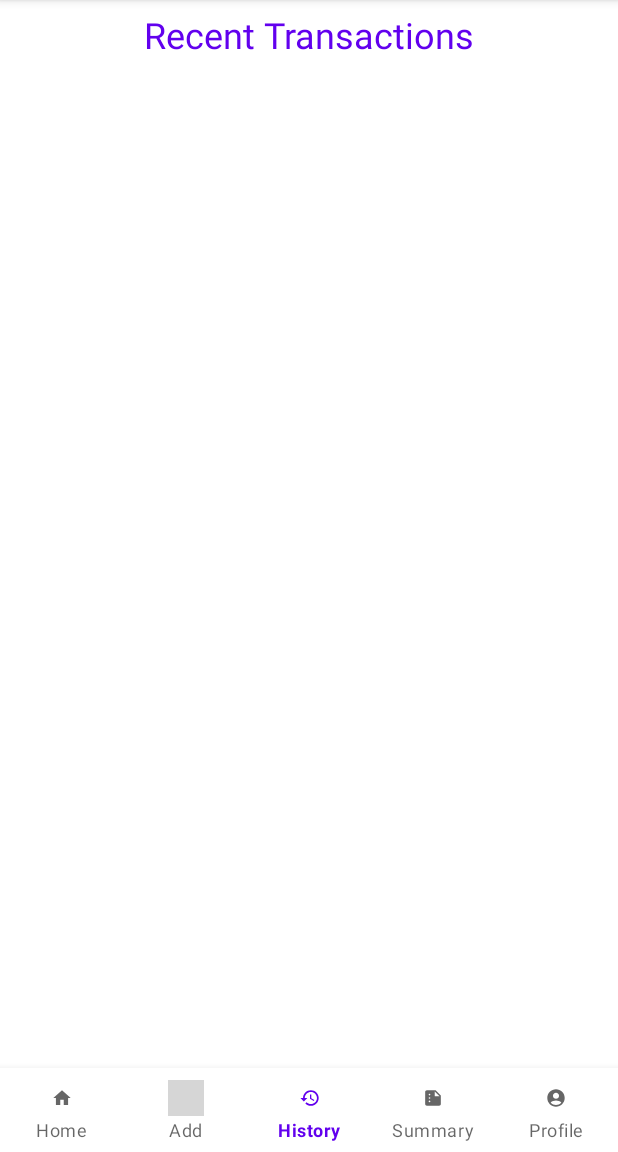
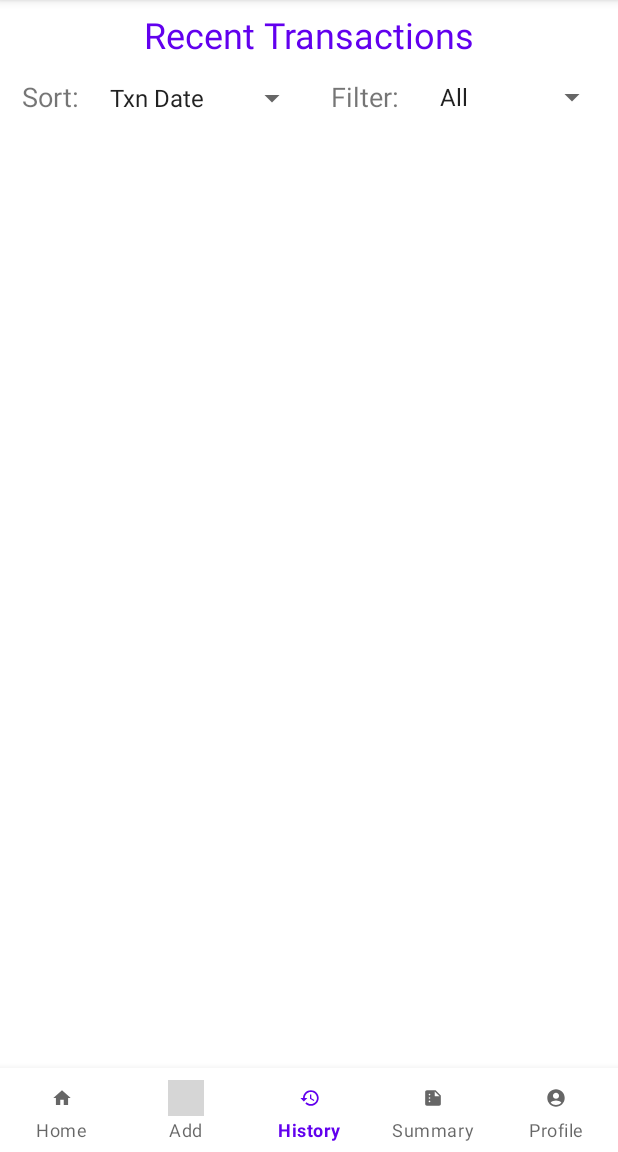
Before and after one commit to krishna143010/AndroidProject, an Android app: the MainActivity screen opened directly, with no data from a screen before it, item 3 of the bottom bar chosen, on a phone screen of 412 x 824 dp, the part 84-1236 px from its top. Run offline under Robolectric (Android 15) with nearby library versions, the light colour scheme and no system bars; grey boxes are pictures that could not be loaded.

Commit message:
filter,sor,date

```diff
--- a/app/src/main/java/com/example/myapplication/CallMainActivity.kt
+++ b/app/src/main/java/com/example/myapplication/CallMainActivity.kt
@@ -1,5 +1,6 @@
 package com.example.myapplication
-
+//krushna chinthada
+//it will take fmID and call the main activity with supplied arguments
 interface CallMainActivity {
     fun callMainActivity(fmId:Long)
 }
--- a/app/src/main/java/com/example/myapplication/CustomFilterAdapter.kt
+++ b/app/src/main/java/com/example/myapplication/CustomFilterAdapter.kt
@@ -35,7 +35,7 @@ class CustomFilterAdapter(
         }
         try {
             val city: NameAndId = getItem(position)
-            println("NameAndId List city.definition:"+city.definition)
+            //println("NameAndId List city.definition:"+city.definition)
 
             val cityAutoCompleteView = convertView!!.findViewById<View>(android.R.id.text1) as TextView
             cityAutoCompleteView.text = city.definition
@@ -54,6 +54,7 @@ class CustomFilterAdapter(
                     if (constraint != null) {
                         val citySuggestion: MutableList<NameAndId> = ArrayList()
                         for (city in allNameAndId) {
+                            //checks the contains
                             if (city.definition.toLowerCase().contains(constraint.toString().toLowerCase())
                             ) {
                                 citySuggestion.add(city)
--- a/app/src/main/java/com/example/myapplication/RecentTransactionRVFragment.kt
+++ b/app/src/main/java/com/example/myapplication/RecentTransactionRVFragment.kt
@@ -5,10 +5,12 @@ import android.os.Bundle
 import android.view.LayoutInflater
 import android.view.View
 import android.view.ViewGroup
+import android.widget.ArrayAdapter
+import android.widget.Spinner
 import androidx.fragment.app.Fragment
 import androidx.recyclerview.widget.LinearLayoutManager
 import androidx.recyclerview.widget.RecyclerView
-
+//Krushna Chinthada
 class RecentTransactionRVFragment : Fragment() {
     override fun onCreateView(
         inflater: LayoutInflater, container: ViewGroup?,
@@ -25,6 +27,21 @@ class RecentTransactionRVFragment : Fragment() {
 
         // getting the recyclerview by its id
         val recyclerview = view.findViewById<RecyclerView>(R.id.recyclerview)
+        val sortSpinner: Spinner = view.findViewById(R.id.sortBySpinnerView)
+        val filterSpinner: Spinner = view.findViewById(R.id.filterSpinnerView)
+        val dbAccessClass=DBAccessClass(this.requireContext())
+        val clientsList:MutableList<NameAndId> = dbAccessClass.getClientNames(sessionFMID?.toInt())
+        clientsList.add(0,NameAndId("All",""))
+        val adapterForClients = ArrayAdapter(this.requireContext(),android.R.layout.simple_spinner_item,clientsList.map { it.definition } /*filterArray.toArray()*/)
+        filterSpinner.adapter=adapterForClients
+        ArrayAdapter.createFromResource(
+            this.requireContext(),
+            R.array.sort_criteria,
+            android.R.layout.simple_spinner_item
+        ).also { adapter ->
+            adapter.setDropDownViewResource(android.R.layout.simple_spinner_dropdown_item)
+            sortSpinner.adapter = adapter
+        }
         // this creates a vertical layout Manager
         recyclerview.layoutManager = LinearLayoutManager(this.requireContext())
         val myDBHelper=DBAccessClass(this.requireContext())
@@ -32,19 +49,8 @@ class RecentTransactionRVFragment : Fragment() {
         for (item in txnList) {
             println("FM ID"+item.fmId)
         }
-        val adapter = CustomAdapter(txnList)
+        val adapter = CustomAdapter(txnList) //adapter
         // Setting the Adapter with the recyclerview
         recyclerview.adapter = adapter
-        fun refreshRV() {
-            // getting the recyclerview by its id
-            val recyclerview = requireView().findViewById<RecyclerView>(R.id.recyclerview)
-            // this creates a vertical layout Manager
-            recyclerview.layoutManager = LinearLayoutManager(this.requireContext())
-            val myDBHelper=DBAccessClass(this.requireContext())
-            val txnList:MutableList<GetTxnsDataClass> = myDBHelper.getTransactions(sessionFMID?.toInt())
-            val adapter = CustomAdapter(txnList)
-            // Setting the Adapter with the recyclerview
-            recyclerview.adapter = adapter
-        }
     }
 }
--- a/app/src/main/java/com/example/myapplication/SummaryFragment.kt
+++ b/app/src/main/java/com/example/myapplication/SummaryFragment.kt
@@ -33,8 +33,9 @@ class SummaryFragment : Fragment() {
         )
         val arrayAdapter: ArrayAdapter<String>*/
         for(netItem in netList){
-            println("Net Balances  Name:"+netItem.name+" inMoney"+netItem.inMoney+" out Money"+netItem.outMoney)
+            //println("Net Balances  Name:"+netItem.name+" inMoney"+netItem.inMoney+" out Money"+netItem.outMoney)
             if(netItem.name=="External"){
+                //If External it calculates for Net FM Aval Monay
                 totHoldingsTV.text="Total Holdings as of now is: "+(netItem.outMoney-netItem.inMoney)
             }else{
                 clientSummaryStringList.add("Client Name:"+netItem.name+" Amount: ₹"+(netItem.inMoney-netItem.outMoney))
--- a/app/src/main/res/layout/fragment_recent_transaction_r_v.xml
+++ b/app/src/main/res/layout/fragment_recent_transaction_r_v.xml
@@ -15,6 +15,36 @@
         android:layout_gravity="center"
         android:textSize="24dp" />
 
+    <LinearLayout
+        android:layout_width="match_parent"
+        android:layout_height="wrap_content"
+        android:orientation="horizontal">
+        <TextView
+            android:layout_width="60dp"
+            android:layout_height="48dp"
+            android:gravity="center"
+            android:textSize="18dp"
+            android:text="Sort: "></TextView>
+        <Spinner
+            android:id="@+id/sortBySpinnerView"
+            android:layout_width="140dp"
+            android:layout_height="48dp"
+            android:contentDescription="Sort"/>
+        <TextView
+            android:layout_width="80dp"
+            android:layout_height="48dp"
+            android:gravity="center"
+            android:textSize="18dp"
+            android:text="Filter: "></TextView>
+        <Spinner
+            android:id="@+id/filterSpinnerView"
+            android:layout_width="120dp"
+            android:layout_height="match_parent"
+            android:contentDescription="Filter"/>
+    </LinearLayout>
+
+
+
     <androidx.recyclerview.widget.RecyclerView
         android:id="@+id/recyclerview"
         android:layout_width="match_parent"
@@ -23,4 +53,6 @@
         tools:itemCount="5"
         tools:listitem="@layout/support_simple_spinner_dropdown_item" />
 
+
+
 </LinearLayout>
--- a/app/src/main/res/values/strings.xml
+++ b/app/src/main/res/values/strings.xml
@@ -7,6 +7,11 @@
     <string-array name="currency_types">
         <item>INR</item>
         <item>USD</item>
+    </string-array>
+    <string-array name="sort_criteria">
+        <item>Txn Date</item>
+        <item>Txn Id</item>
+        <item>Recent Updates</item>
     </string-array>
     <string-array name="Languages">
         <item>Java</item>
```
Also changed, not shown: app/src/main/java/com/example/myapplication/AddAccountFragment.kt (+14 -12 lines), app/src/main/java/com/example/myapplication/AddClientFragment.kt (+5 -4 lines), app/src/main/java/com/example/myapplication/AddFundManagerFragment.kt (+6 -4 lines), app/src/main/java/com/example/myapplication/CallBackToTxFragmentInterface.kt (deleted, +0 -7 lines), app/src/main/java/com/example/myapplication/CustomAdapter.kt (+8 -6 lines), app/src/main/java/com/example/myapplication/DBAccessClass.kt (+6 -5 lines), app/src/main/java/com/example/myapplication/EntryOrRegisterActivity.kt (+7 -7 lines), app/src/main/java/com/example/myapplication/GetSearchAdapter.kt (deleted, +0 -65 lines), app/src/main/java/com/example/myapplication/MainActivity.kt (+20 -27 lines), app/src/main/java/com/example/myapplication/TransactionFragment.kt (+3 -4 lines).
